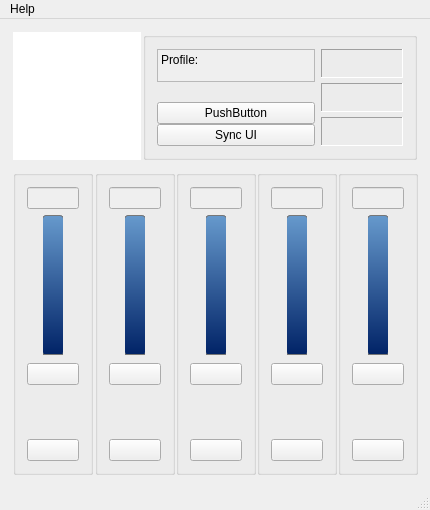
First picture: the form in gui_mainwindow.ui, repository Shub77/phoebetria-code, before the edit.
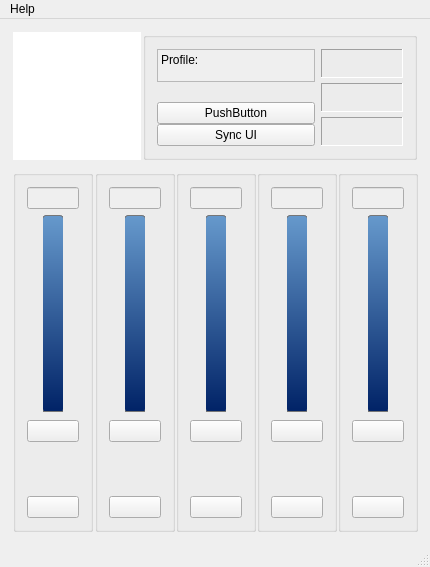
Second picture: the form after the edit. Icons and pictures are not drawn.

Commit message: more target slider work...

```diff
--- a/gui_mainwindow.ui
+++ b/gui_mainwindow.ui
@@ -7,7 +7,7 @@
     <x>0</x>
     <y>0</y>
     <width>430</width>
-    <height>510</height>
+    <height>567</height>
    </rect>
   </property>
   <property name="sizePolicy">
@@ -665,14 +665,14 @@
               </size>
              </property>
              <property name="styleSheet">
-              <string notr="true">QSlider::groove:vertical {
+              <string notr="true">QSlider#ctrl_channel1speedSlider::groove:vertical {
      border: 1px solid #bbb;
      background: darkBlue;
      width: 20px;
      border-radius: 4px;
  }
 
- QSlider::handle:vertical {
+ QSlider#ctrl_channel1speedSlider::handle:vertical {
 	 background-image: url(:/Images/slider_toggle.png);
  	width:35px;
  	height:20px;
@@ -681,14 +681,14 @@
  	padding:0px;
  }
 
- QSlider::add-page:vertical {
+ QSlider#ctrl_channel1speedSlider::add-page:vertical {
 	 background: qlineargradient(x0: 1, y0: 1, x2: 0, y2: 1, stop: 0 #69c, stop: 1 #026);
 	 background: qlineargradient(x0: 1, y0: 1, x2: 0, y2: 1, stop: 0 #026, stop: 1 #69c);
 	 border: 1px solid #777;
 	 border-radius: 4px;
  }
 
- QSlider::sub-page:vertical {
+ QSlider#ctrl_channel1speedSlider::sub-page:vertical {
 	 background: qlineargradient(x0: 1, y0: 1, x2: 0, y2: 1, stop: 0 #026, stop: 1 #69c);
 	 background: qlineargradient(x0: 1, y0: 1, x2: 0, y2: 1, stop: 0 #69c, stop: 1 #026);
      border: 1px solid #777;
@@ -946,14 +946,14 @@
               </size>
              </property>
              <property name="styleSheet">
-              <string notr="true">QSlider::groove:vertical {
+              <string notr="true">QSlider#ctrl_channel2speedSlider::groove:vertical {
      border: 1px solid #bbb;
      background: darkBlue;
      width: 20px;
      border-radius: 4px;
  }
 
- QSlider::handle:vertical {
+ QSlider#ctrl_channel2speedSlider::handle:vertical {
 	 background-image: url(:/Images/slider_toggle.png);
  	width:35px;
  	height:20px;
@@ -962,14 +962,14 @@
  	padding:0px;
  }
 
- QSlider::add-page:vertical {
+ QSlider#ctrl_channel2speedSlider::add-page:vertical {
 	 background: qlineargradient(x0: 1, y0: 1, x2: 0, y2: 1, stop: 0 #69c, stop: 1 #026);
 	 background: qlineargradient(x0: 1, y0: 1, x2: 0, y2: 1, stop: 0 #026, stop: 1 #69c);
 	 border: 1px solid #777;
 	 border-radius: 4px;
  }
 
- QSlider::sub-page:vertical {
+ QSlider#ctrl_channel2speedSlider::sub-page:vertical {
 	 background: qlineargradient(x0: 1, y0: 1, x2: 0, y2: 1, stop: 0 #026, stop: 1 #69c);
 	 background: qlineargradient(x0: 1, y0: 1, x2: 0, y2: 1, stop: 0 #69c, stop: 1 #026);
      border: 1px solid #777;
@@ -1230,14 +1230,14 @@
               </size>
              </property>
              <property name="styleSheet">
-              <string notr="true">QSlider::groove:vertical {
+              <string notr="true">QSlider#ctrl_channel3speedSlider::groove:vertical {
      border: 1px solid #bbb;
      background: darkBlue;
      width: 20px;
      border-radius: 4px;
  }
 
- QSlider::handle:vertical {
+ QSlider#ctrl_channel3speedSlider::handle:vertical {
 	 background-image: url(:/Images/slider_toggle.png);
  	width:35px;
  	height:20px;
@@ -1246,14 +1246,14 @@
  	padding:0px;
  }
 
- QSlider::add-page:vertical {
+ QSlider#ctrl_channel3speedSlider::add-page:vertical {
 	 background: qlineargradient(x0: 1, y0: 1, x2: 0, y2: 1, stop: 0 #69c, stop: 1 #026);
 	 background: qlineargradient(x0: 1, y0: 1, x2: 0, y2: 1, stop: 0 #026, stop: 1 #69c);
 	 border: 1px solid #777;
 	 border-radius: 4px;
  }
 
- QSlider::sub-page:vertical {
+ QSlider#ctrl_channel3speedSlider::sub-page:vertical {
 	 background: qlineargradient(x0: 1, y0: 1, x2: 0, y2: 1, stop: 0 #026, stop: 1 #69c);
 	 background: qlineargradient(x0: 1, y0: 1, x2: 0, y2: 1, stop: 0 #69c, stop: 1 #026);
      border: 1px solid #777;
@@ -1514,14 +1514,14 @@
               </size>
              </property>
              <property name="styleSheet">
-              <string notr="true">QSlider::groove:vertical {
+              <string notr="true">QSlider#ctrl_channel4speedSlider::groove:vertical {
      border: 1px solid #bbb;
      background: darkBlue;
      width: 20px;
      border-radius: 4px;
  }
 
- QSlider::handle:vertical {
+ QSlider#ctrl_channel4speedSlider::handle:vertical {
 	 background-image: url(:/Images/slider_toggle.png);
  	width:35px;
  	height:20px;
@@ -1530,14 +1530,14 @@
  	padding:0px;
  }
 
- QSlider::add-page:vertical {
+ QSlider#ctrl_channel4speedSlider::add-page:vertical {
 	 background: qlineargradient(x0: 1, y0: 1, x2: 0, y2: 1, stop: 0 #69c, stop: 1 #026);
 	 background: qlineargradient(x0: 1, y0: 1, x2: 0, y2: 1, stop: 0 #026, stop: 1 #69c);
 	 border: 1px solid #777;
 	 border-radius: 4px;
  }
 
- QSlider::sub-page:vertical {
+ QSlider#ctrl_channel4speedSlider::sub-page:vertical {
 	 background: qlineargradient(x0: 1, y0: 1, x2: 0, y2: 1, stop: 0 #026, stop: 1 #69c);
 	 background: qlineargradient(x0: 1, y0: 1, x2: 0, y2: 1, stop: 0 #69c, stop: 1 #026);
      border: 1px solid #777;
@@ -1798,14 +1798,14 @@
               </size>
              </property>
              <property name="styleSheet">
-              <string notr="true">QSlider::groove:vertical {
+              <string notr="true">QSlider#ctrl_channel5speedSlider::groove:vertical {
      border: 1px solid #bbb;
      background: darkBlue;
      width: 20px;
      border-radius: 4px;
  }
 
- QSlider::handle:vertical {
+ QSlider#ctrl_channel5speedSlider::handle:vertical {
 	 background-image: url(:/Images/slider_toggle.png);
  	width:35px;
  	height:20px;
@@ -1814,14 +1814,14 @@
  	padding:0px;
  }
 
- QSlider::add-page:vertical {
+ QSlider#ctrl_channel5speedSlider::add-page:vertical {
 	 background: qlineargradient(x0: 1, y0: 1, x2: 0, y2: 1, stop: 0 #69c, stop: 1 #026);
 	 background: qlineargradient(x0: 1, y0: 1, x2: 0, y2: 1, stop: 0 #026, stop: 1 #69c);
 	 border: 1px solid #777;
 	 border-radius: 4px;
  }
 
- QSlider::sub-page:vertical {
+ QSlider#ctrl_channel5speedSlider::sub-page:vertical {
 	 background: qlineargradient(x0: 1, y0: 1, x2: 0, y2: 1, stop: 0 #026, stop: 1 #69c);
 	 background: qlineargradient(x0: 1, y0: 1, x2: 0, y2: 1, stop: 0 #69c, stop: 1 #026);
      border: 1px solid #777;
```
Left out of the diff: 4 changed lines with no effect on the pictures. The commit also changes 2 other files.
